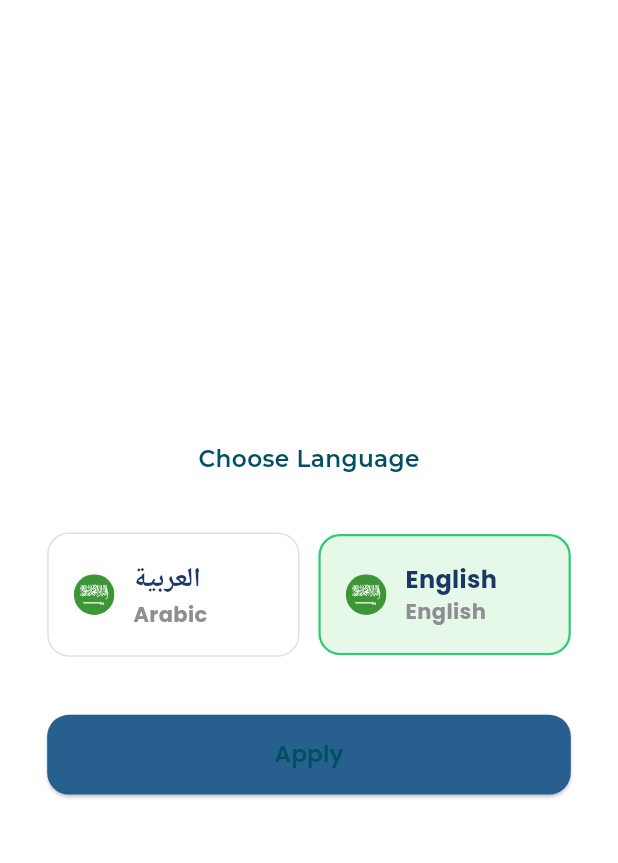
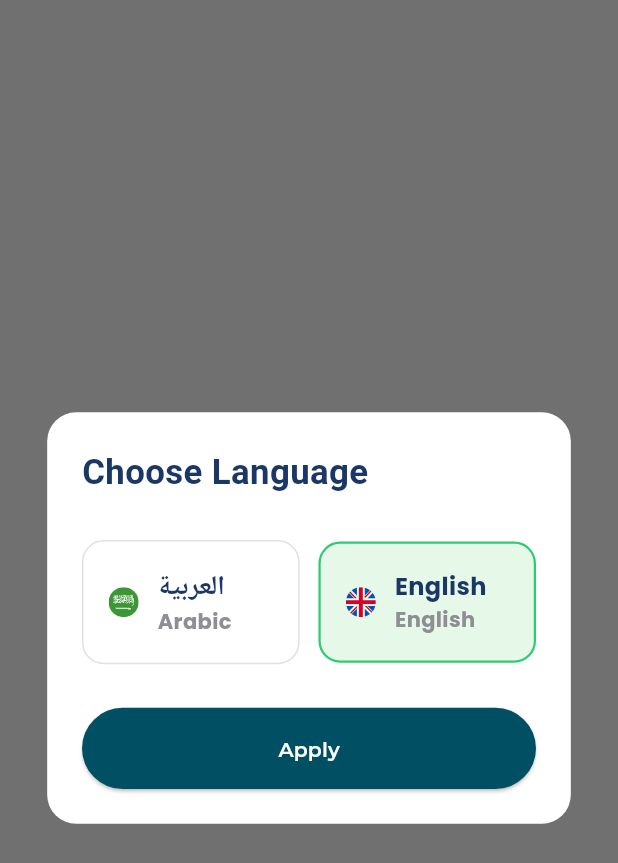
Before and after one commit to MoustafaSaid/ultimate_solutions_flutter_task, a Flutter app: the screen it shows after launch, on a phone screen of 412 x 824 dp. Shown: the top 863 px of the screen. Run offline on Flutter 3.47's test engine with Material 3 defaults, Android fonts, the phone set to English and light mode, and no system bars; our stand-ins replace connectivity_plus, dartz, dio, easy_localization, equatable, flutter_bloc and 7 more; accounts and stored records are empty; generated files the repository leaves out were written again.

```diff
--- a/assets/translations/ar-EG.json
+++ b/assets/translations/ar-EG.json
@@ -19,5 +19,8 @@
   "delivering":"جاري التوصيل",
   "returned":"تم الإرجاع",
   "delivered":"تم التسليم",
-  "newItems":"جديد"
+  "newItems":"جديد",
+  "pleaseEnterUserId":"الرجاء إدخال اسم المستخدم",
+  "pleaseEnterPassword":"الرجاء إدخال كلمة المرور",
+  "loading":"جارٍ التحميل..."
 }
--- a/assets/translations/en-US.json
+++ b/assets/translations/en-US.json
@@ -19,5 +19,8 @@
   "delivering":"Delivering",
   "returned":"Returned",
   "delivered":"Delivered",
-  "newItems":"New"
+  "newItems":"New",
+  "pleaseEnterUserId":"Please enter your User ID",
+  "pleaseEnterPassword":"Please enter your password",
+  "loading":"Loading..."
 }
--- a/lib/app/language/presentation/pages/language_selection_screen.dart
+++ b/lib/app/language/presentation/pages/language_selection_screen.dart
@@ -13,6 +13,7 @@ import 'package:flutter_bloc/flutter_bloc.dart';
 import 'package:ultimate_solution_flutter_task/app/login/presentation/cubit/login_cubit.dart';
 import 'package:ultimate_solution_flutter_task/core/di/service_locator.dart'
     as di;
+import 'package:ultimate_solution_flutter_task/core/reusable_widgets/choose_language/choose_language.dart';
 
 class LanguageSelectionScreen extends StatefulWidget {
   const LanguageSelectionScreen({Key? key}) : super(key: key);
@@ -28,19 +29,53 @@ class _LanguageSelectionScreenState extends State<LanguageSelectionScreen> {
   @override
   Widget build(BuildContext context) {
     return Scaffold(
-      backgroundColor: Colors.white,
+      backgroundColor:  ColorsConstants.darkGrey,
       body: SafeArea(
+        child: Center(
+          child: Container(
+            margin: EdgeInsets.symmetric(horizontal: 30.w),
+            decoration: BoxDecoration(
+              color: Colors.white,
+              borderRadius: BorderRadius.circular(20.r),
+            ),
             child: Padding(
-          padding: EdgeInsets.symmetric(horizontal: 30.w),
+              padding: EdgeInsets.all(24.r),
               child: Column(
-            mainAxisAlignment: MainAxisAlignment.center,
+                mainAxisSize: MainAxisSize.min,
+                crossAxisAlignment: CrossAxisAlignment.start,
                 children: [
                   Text(
                     StringsConstants.chooseLanguage.tr(),
-                style: TextStyles.font16primaryDarkSemiBold,
+                    style: TextStyle(
+                      fontSize: 24.sp,
+                      fontWeight: FontWeight.w600,
+                      color: const Color(0xFF1A3765),
                     ),
-              SizedBox(height: 40.h),
-              Row(
+                  ),
+                  SizedBox(height: 30.h),
+                  _buildLanguageOptions(),
+                  SizedBox(height: 30.h),
+                  SizedBox(
+                    width: double.infinity,
+                    child: CustomMainButton(
+                      text: StringsConstants.apply.tr(),
+
+                      onPressed: _applyLanguageAndNavigate,
+                      backgroundColor:  ColorsConstants.primaryDark,
+                      textStyle: TextStyles.font14whiteSemiBold,
+                    ),
+                  ),
+                ],
+              ),
+            ),
+          ),
+        ),
+      ),
+    );
+  }
+
+  Widget _buildLanguageOptions() {
+    return Row(
       children: [
         Expanded(
           child: _buildLanguageOption(
@@ -60,23 +95,6 @@ class _LanguageSelectionScreenState extends State<LanguageSelectionScreen> {
           ),
         ),
       ],
-              ),
-              SizedBox(height: 40.h),
-              SizedBox(
-                width: double.infinity,
-                child: CustomMainButton(
-                  text: StringsConstants.apply.tr(),
-                  onPressed: _applyLanguageAndNavigate,
-                  backgroundColor: const Color(0xFF275F8E),
-                  height: 55,
-                  borderRadius: 15,
-                  textStyle: TextStyles.font16whiteSemiBold,
-                ),
-              ),
-            ],
-          ),
-        ),
-      ),
     );
   }
 
@@ -108,9 +126,7 @@ class _LanguageSelectionScreenState extends State<LanguageSelectionScreen> {
         child: Row(
           children: [
             SvgPicture.asset(
-              ImagesConstants.arabicFlag,
-              width: 28.r,
-              height: 28.r,
+              flagAsset,
             ),
             SizedBox(width: 12.w),
             Expanded(
--- a/lib/core/constants/strings_constants/strings_constants.dart
+++ b/lib/core/constants/strings_constants/strings_constants.dart
@@ -1,23 +1,26 @@
 class StringsConstants {
-  static String welcomeBack="welcomeBack";
-  static String logBack="logBack";
-  static String userId="userId";
-  static String password="password";
-  static String showMore="showMore";
-  static String logIn="logIn";
-  static String chooseLanguage="chooseLanguage";
-  static String apply="apply";
-  static String arabic="arabic";
-  static String english="english";
-  static String others="others";
-  static String noOrdersTitle="noOrdersTitle";
-  static String noOrdersSubTitle="noOrdersSubTitle";
-  static String status="status";
-  static String totalPrice="totalPrice";
-  static String date="date";
-  static String orderDetails="orderDetails";
-  static String delivering="delivering";
-  static String returned="returned";
-  static String delivered="delivered";
-  static String newItems="newItems";
+  static String welcomeBack = "welcomeBack";
+  static String logBack = "logBack";
+  static String userId = "userId";
+  static String password = "password";
+  static String showMore = "showMore";
+  static String logIn = "logIn";
+  static String chooseLanguage = "chooseLanguage";
+  static String apply = "apply";
+  static String arabic = "arabic";
+  static String english = "english";
+  static String others = "others";
+  static String noOrdersTitle = "noOrdersTitle";
+  static String noOrdersSubTitle = "noOrdersSubTitle";
+  static String status = "status";
+  static String totalPrice = "totalPrice";
+  static String date = "date";
+  static String orderDetails = "orderDetails";
+  static String delivering = "delivering";
+  static String returned = "returned";
+  static String delivered = "delivered";
+  static String newItems = "newItems";
+  static String pleaseEnterUserId = "pleaseEnterUserId";
+  static String pleaseEnterPassword = "pleaseEnterPassword";
+  static String loading = "loading";
 }
--- a/lib/core/utils/shared_prefs_utils.dart
+++ b/lib/core/utils/shared_prefs_utils.dart
@@ -60,6 +60,10 @@ class SharedPrefsUtils {
     return _prefs?.getString(userNameKey);
   }
 
+  static String? getDeliveryName() {
+    return _prefs?.getString(userNameKey);
+  }
+
   // First run check
   static Future<bool> setFirstRun(bool isFirstRun) async {
     return await _prefs?.setBool(isFirstRunKey, isFirstRun) ?? false;
```
Also changed, not shown: lib/app/home/presentation/widgets/header_widget.dart (+22 -2 lines), lib/app/home/presentation/widgets/orders_list_widget.dart (+6 -1 lines), lib/app/login/presentation/pages/login_page.dart (+6 -7 lines), lib/core/reusable_widgets/choose_language/choose_language.dart (+21 -24 lines), 10 other files. Lines whose indentation alone changed are shown as unchanged.
